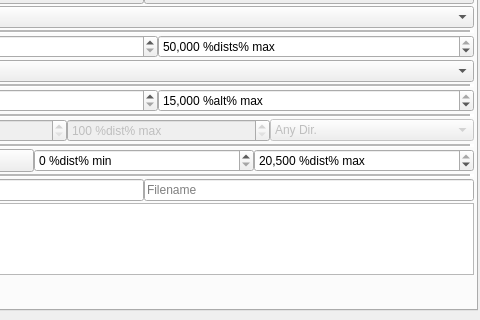
Above: src/gui/mainwindow.ui from albar965/littlenavmap before the change; both pictures show x 781 to 1261 and y 336 to 656 of the 1261 by 882 pixel window. Below: the same form after it.
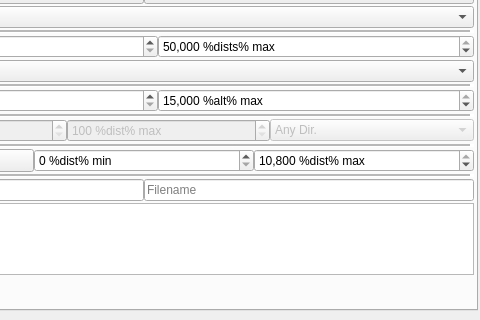
That is the form after the change. Icons and pictures are not drawn.

Commit message:
Adjusted max distance for random flight plan to more realistic values
Added and improved icons

What changed in the file:
```diff
--- a/src/gui/mainwindow.ui
+++ b/src/gui/mainwindow.ui
@@ -1770,13 +1770,13 @@
                 <number>10</number>
                </property>
                <property name="maximum">
-                <number>20500</number>
+                <number>10800</number>
                </property>
                <property name="singleStep">
                 <number>10</number>
                </property>
                <property name="value">
-                <number>20500</number>
+                <number>10800</number>
                </property>
               </widget>
              </item>
```
Left out of the diff: 4 changed lines with no effect on the pictures. The commit also changes 2 other files.
